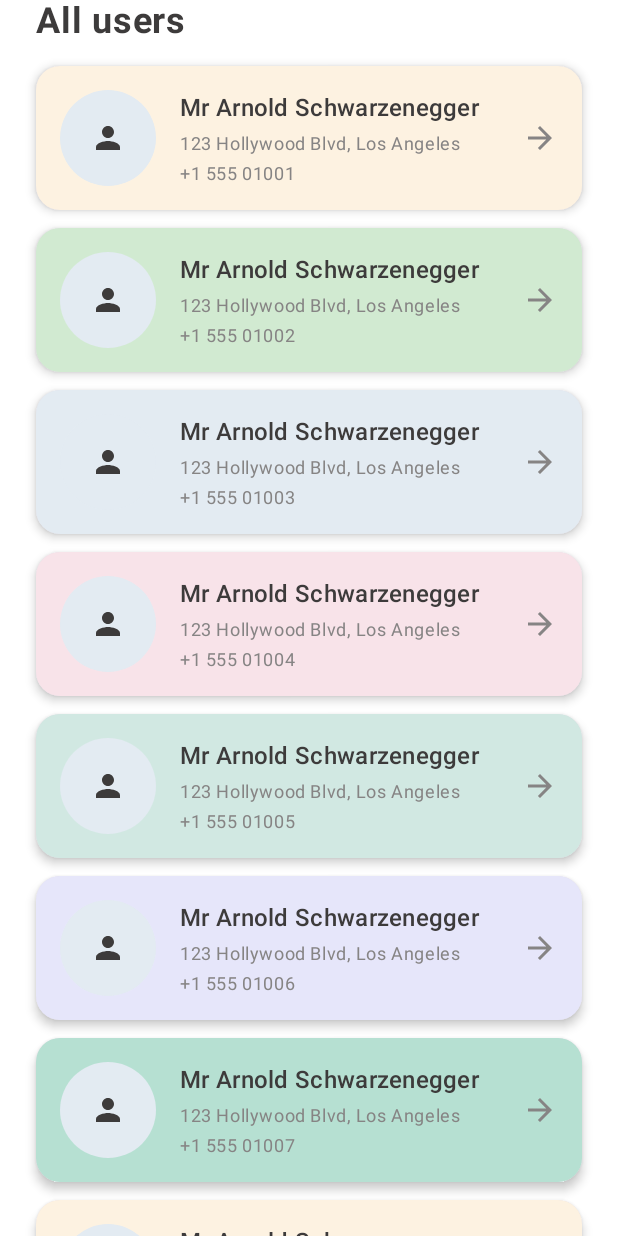
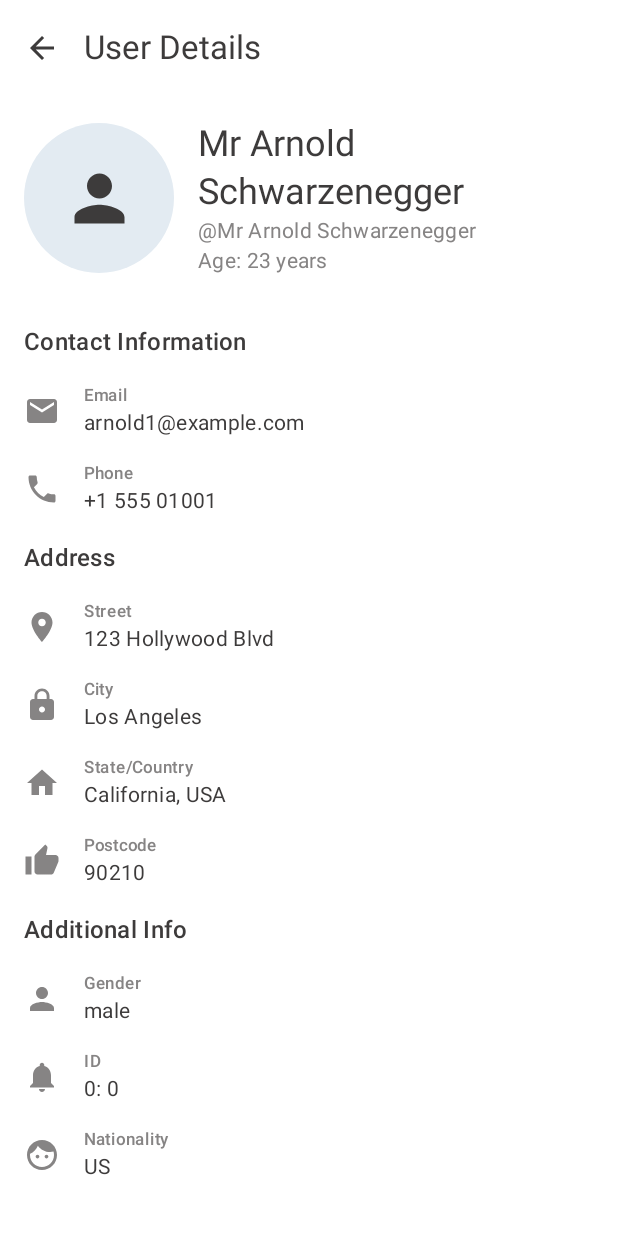
Before and after one commit to arnolddds/UsersApp_SHIFT2025, an Android app built with Jetpack Compose: the screen it shows after launch (MainActivity), on a phone screen of 412 x 824 dp. Run offline under Robolectric (Android 15) with nearby library versions, the phone set to English and light mode, and no system bars.

Commit message:
add dependency to materialdesign icons add user detail screen without nav

```diff
--- a/app/build.gradle.kts
+++ b/app/build.gradle.kts
@@ -56,4 +56,6 @@ dependencies {
     androidTestImplementation(libs.androidx.ui.test.junit4)
     debugImplementation(libs.androidx.ui.tooling)
     debugImplementation(libs.androidx.ui.test.manifest)
+    //material design
+    implementation(libs.icons)
 }
--- a/app/src/main/java/com/sobolev/usersapp/presentation/MainActivity.kt
+++ b/app/src/main/java/com/sobolev/usersapp/presentation/MainActivity.kt
@@ -10,6 +10,7 @@ import com.sobolev.usersapp.domain.entities.Name
 import com.sobolev.usersapp.domain.entities.Picture
 import com.sobolev.usersapp.domain.entities.Street
 import com.sobolev.usersapp.domain.entities.User
+import com.sobolev.usersapp.presentation.screens.details.UserDetailsScreen
 import com.sobolev.usersapp.presentation.screens.users.UsersScreen
 import com.sobolev.usersapp.presentation.ui.theme.UsersAppTheme
 
@@ -17,11 +18,40 @@ class MainActivity : ComponentActivity() {
     override fun onCreate(savedInstanceState: Bundle?) {
         super.onCreate(savedInstanceState)
         enableEdgeToEdge()
-        val users = mutableListOf<User>()
-        for (i in 1..100) {
-            users.add(
-                User(
-                    id = i,
+//        val users = mutableListOf<User>()
+//        for (i in 1..100) {
+//            users.add(
+//                User(
+//                    id = i,
+//                    gender = "male",
+//                    name = Name(
+//                        title = "Mr",
+//                        first = "Arnold",
+//                        last = "Schwarzenegger"
+//                    ),
+//                    location = Location(
+//                        street = Street(number = 123, name = "Hollywood Blvd"),
+//                        city = "Los Angeles",
+//                        state = "California",
+//                        country = "USA",
+//                        postcode = "90210",
+//                        coordinates = Coordinates(latitude = "34.0522", longitude = "-118.2437")
+//                    ),
+//                    email = "arnold${i}@example.com",
+//                    phone = "+1 555 010${i.toString().padStart(2, '0')}",
+//                    cell = "+1 555 020${i.toString().padStart(2, '0')}",
+//                    picture = Picture(
+//                        large = "https://example.com/large.jpg",
+//                        medium = "https://example.com/medium.jpg",
+//                        thumbnail = "https://example.com/thumb.jpg"
+//                    ),
+//                    nat = "US"
+//                )
+//            )
+//        }
+
+        val user = User(
+            id = 0,
             gender = "male",
             name = Name(
                 title = "Mr",
@@ -36,23 +66,20 @@ class MainActivity : ComponentActivity() {
                 postcode = "90210",
                 coordinates = Coordinates(latitude = "34.0522", longitude = "-118.2437")
             ),
-                    email = "arnold${i}@example.com",
-                    phone = "+1 555 010${i.toString().padStart(2, '0')}",
-                    cell = "+1 555 020${i.toString().padStart(2, '0')}",
+            email = "arnold${1}@example.com",
+            phone = "+1 555 010${1.toString().padStart(2, '0')}",
+            cell = "+1 555 020${1.toString().padStart(2, '0')}",
             picture = Picture(
                 large = "https://example.com/large.jpg",
                 medium = "https://example.com/medium.jpg",
                 thumbnail = "https://example.com/thumb.jpg"
             ),
-                    nat = "US"
-                )
-            )
-        }
+            nat = "US")
         setContent {
             UsersAppTheme {
-                UsersScreen(
-                    users = users,
-                    onUserClick = {}
+                UserDetailsScreen(
+                    user = user,
+                    onBackClick = {}
                 )
             }
         }
--- /dev/null
+++ b/app/src/main/java/com/sobolev/usersapp/presentation/screens/details/UserDetailScreen.kt
@@ -0,0 +1,190 @@
+package com.sobolev.usersapp.presentation.screens.details
+
+import androidx.compose.foundation.background
+import androidx.compose.foundation.clickable
+import androidx.compose.foundation.layout.Box
+import androidx.compose.foundation.layout.Column
+import androidx.compose.foundation.layout.Row
+import androidx.compose.foundation.layout.Spacer
+import androidx.compose.foundation.layout.fillMaxWidth
+import androidx.compose.foundation.layout.height
+import androidx.compose.foundation.layout.padding
+import androidx.compose.foundation.layout.size
+import androidx.compose.foundation.layout.width
+import androidx.compose.foundation.rememberScrollState
+import androidx.compose.foundation.shape.CircleShape
+import androidx.compose.foundation.verticalScroll
+import androidx.compose.material.icons.Icons
+import androidx.compose.material.icons.automirrored.filled.ArrowBack
+import androidx.compose.material.icons.filled.ArrowBack
+import androidx.compose.material.icons.filled.Email
+import androidx.compose.material.icons.filled.Face
+import androidx.compose.material.icons.filled.Home
+import androidx.compose.material.icons.filled.LocationOn
+import androidx.compose.material.icons.filled.Lock
+import androidx.compose.material.icons.filled.Notifications
+import androidx.compose.material.icons.filled.Person
+import androidx.compose.material.icons.filled.Phone
+import androidx.compose.material.icons.filled.ThumbUp
+import androidx.compose.material3.ExperimentalMaterial3Api
+import androidx.compose.material3.Icon
+import androidx.compose.material3.IconButton
+import androidx.compose.material3.MaterialTheme
+import androidx.compose.material3.Scaffold
+import androidx.compose.material3.Text
+import androidx.compose.material3.TopAppBar
+import androidx.compose.material3.TopAppBarDefaults
+import androidx.compose.runtime.Composable
+import androidx.compose.ui.Alignment
+import androidx.compose.ui.Modifier
+import androidx.compose.ui.draw.clip
+import androidx.compose.ui.graphics.Color
+import androidx.compose.ui.graphics.vector.ImageVector
+import androidx.compose.ui.unit.dp
+import androidx.compose.ui.unit.sp
+import com.sobolev.usersapp.domain.entities.User
+import com.sobolev.usersapp.presentation.ui.theme.Blue100
+import com.sobolev.usersapp.presentation.ui.theme.Grey200
+import com.sobolev.usersapp.presentation.ui.theme.Grey300
+
+@OptIn(ExperimentalMaterial3Api::class)
+@Composable
+fun UserDetailsScreen(
+    user: User,
+    onBackClick: () -> Unit,
+    modifier: Modifier = Modifier
+) {
+    Scaffold(
+        modifier = modifier,
+        topBar = {
+            TopAppBar(
+                title = { Text("User Details") },
+                navigationIcon = {
+                    IconButton(onClick = onBackClick) {
+                        Icon(Icons.AutoMirrored.Filled.ArrowBack, contentDescription = "Back")
+                    }
+                },
+                colors = TopAppBarDefaults.topAppBarColors(
+                    containerColor = Color.White,
+                    actionIconContentColor = MaterialTheme.colorScheme.onBackground
+                )
+
+            )
+        }
+    ) { paddingValues ->
+        Column(
+            modifier = Modifier
+                .padding(paddingValues)
+                .verticalScroll(rememberScrollState())
+                .padding(16.dp)
+        ) {
+            Row(verticalAlignment = Alignment.CenterVertically) {
+                // asyncimage
+                Box(
+                    modifier = Modifier
+                        .size(100.dp)
+                        .clip(CircleShape)
+                        .background(Blue100),
+                    contentAlignment = Alignment.Center
+                ) {
+                    Icon(
+                        imageVector = Icons.Default.Person,
+                        contentDescription = "User avatar",
+                        modifier = Modifier.size(50.dp),
+                        tint = MaterialTheme.colorScheme.onBackground
+                    )
+                }
+
+                Spacer(Modifier.width(16.dp))
+
+                Column {
+                    Text(
+                        text = user.fullName,
+                        style = MaterialTheme.typography.headlineSmall,
+                        color = Grey300
+                    )
+                    Text(
+                        text = "@${user.fullName}",
+                        style = MaterialTheme.typography.bodyMedium,
+                        color = MaterialTheme.colorScheme.onSurfaceVariant
+                    )
+                    Text(
+                        text = "Age: 23 years",
+                        style = MaterialTheme.typography.bodyMedium,
+                        color = MaterialTheme.colorScheme.onSurfaceVariant
+                    )
+                }
+            }
+
+            Spacer(Modifier.height(24.dp))
+
+
+            SectionTitle("Contact Information")
+            InfoItem(Icons.Default.Email, "Email", user.email)
+            InfoItem(Icons.Default.Phone, "Phone", user.phone)
+
+
+            SectionTitle("Address")
+            InfoItem(Icons.Default.LocationOn, "Street",
+                "${user.location.street.number} ${user.location.street.name}")
+            InfoItem(Icons.Default.Lock, "City", user.location.city)
+            InfoItem(Icons.Default.Home, "State/Country",
+                "${user.location.state}, ${user.location.country}")
+            InfoItem(Icons.Default.ThumbUp, "Postcode", user.location.postcode)
+
+            SectionTitle("Additional Info")
+            InfoItem(Icons.Default.Person, "Gender", user.gender)
+            InfoItem(Icons.Default.Notifications, "ID",
+                "${user.id}: ${user.id}")
+            InfoItem(Icons.Default.Face, "Nationality", user.nat)
+        }
+    }
+}
+
+@Composable
+private fun SectionTitle(text: String) {
+    Text(
+        text = text,
+        style = MaterialTheme.typography.titleMedium,
+        color = MaterialTheme.colorScheme.onBackground,
+        fontSize = 16.sp,
+        modifier = Modifier.padding(vertical = 8.dp)
+    )
+}
+
+@Composable
+private fun InfoItem(
+    icon: ImageVector,
+    label: String,
+    value: String,
+    modifier: Modifier = Modifier
+) {
+
+
+    Row(
+        modifier = modifier
+            .fillMaxWidth()
+            .padding(vertical = 8.dp),
+        verticalAlignment = Alignment.CenterVertically
+    ) {
+        Icon(
+            imageVector = icon,
+            contentDescription = label,
+            tint = MaterialTheme.colorScheme.onSurfaceVariant,
+            modifier = Modifier.size(24.dp)
+        )
+        Spacer(Modifier.width(16.dp))
+        Column {
+            Text(
+                text = label,
+                style = MaterialTheme.typography.labelSmall,
+                color = MaterialTheme.colorScheme.onSurfaceVariant,
+            )
+            Text(
+                text = value,
+                style = MaterialTheme.typography.bodyMedium,
+                color = MaterialTheme.colorScheme.onBackground,
+            )
+        }
+    }
+}
--- a/app/src/main/java/com/sobolev/usersapp/presentation/screens/users/UsersScreen.kt
+++ b/app/src/main/java/com/sobolev/usersapp/presentation/screens/users/UsersScreen.kt
@@ -20,10 +20,12 @@ import androidx.compose.material.icons.automirrored.filled.ArrowForward
 import androidx.compose.material.icons.filled.Person
 import androidx.compose.material3.Card
 import androidx.compose.material3.CardDefaults
+import androidx.compose.material3.ExperimentalMaterial3Api
 import androidx.compose.material3.Icon
 import androidx.compose.material3.MaterialTheme
 import androidx.compose.material3.Scaffold
 import androidx.compose.material3.Text
+import androidx.compose.material3.TopAppBar
 import androidx.compose.runtime.Composable
 import androidx.compose.ui.Alignment
 import androidx.compose.ui.Modifier
@@ -38,6 +40,7 @@ import com.sobolev.usersapp.presentation.ui.theme.Blue100
 import com.sobolev.usersapp.presentation.ui.theme.Grey300
 import com.sobolev.usersapp.presentation.ui.theme.UserColors
 
+@OptIn(ExperimentalMaterial3Api::class)
 @Composable
 fun UsersScreen(
     modifier: Modifier = Modifier,
--- a/gradle/libs.versions.toml
+++ b/gradle/libs.versions.toml
@@ -23,7 +23,9 @@ androidx-ui-tooling = { group = "androidx.compose.ui", name = "ui-tooling" }
 androidx-ui-tooling-preview = { group = "androidx.compose.ui", name = "ui-tooling-preview" }
 androidx-ui-test-manifest = { group = "androidx.compose.ui", name = "ui-test-manifest" }
 androidx-ui-test-junit4 = { group = "androidx.compose.ui", name = "ui-test-junit4" }
+#materials
 androidx-material3 = { group = "androidx.compose.material3", name = "material3" }
+icons = { group = "androidx.compose.material", name = "material-icons-extended" }
 
 [plugins]
 android-application = { id = "com.android.application", version.ref = "agp" }
```
Lines whose indentation alone changed are shown as unchanged.
